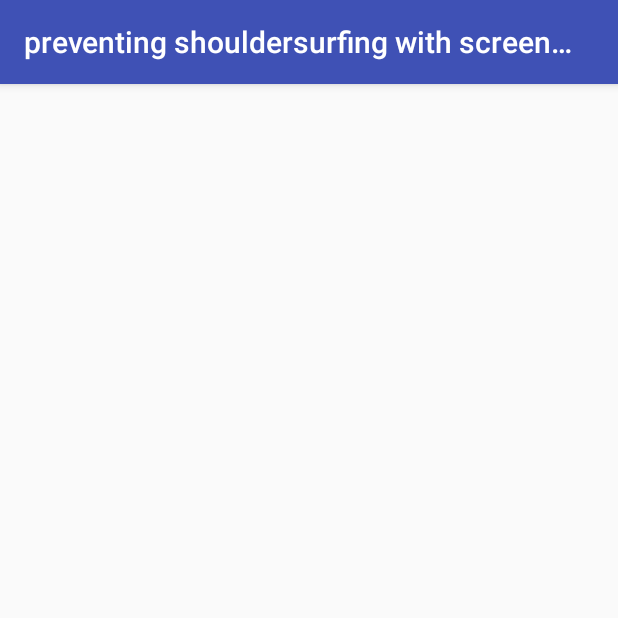
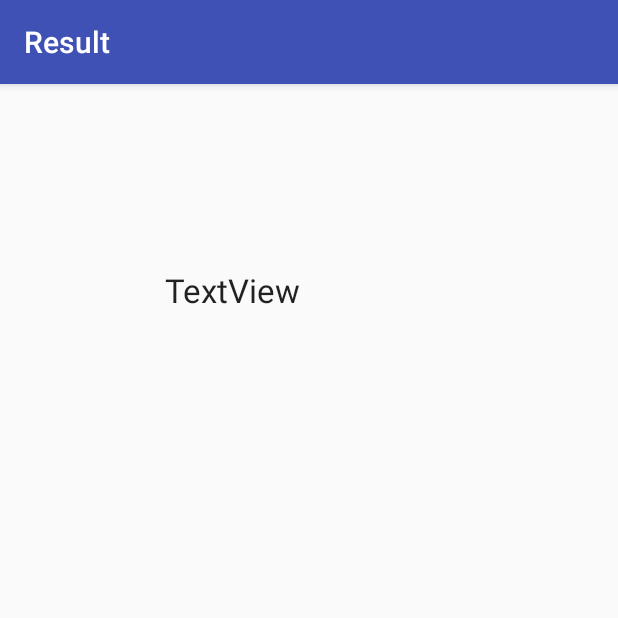
Before and after one commit to ShoFurukawa/preventingshouldersurfingwithscreenmovement, an Android app: the Result screen opened directly, with no data from a screen before it, on a phone screen of 412 x 824 dp, the top half of it. Run offline under Robolectric (Android 15) with nearby library versions, the phone set to English and light mode, and no system bars.

Commit message:
加算型PIN完成

```diff
--- a/app/src/main/java/com/application/shohei/preventingshouldersurfingwithscreenmovement/Result.kt
+++ b/app/src/main/java/com/application/shohei/preventingshouldersurfingwithscreenmovement/Result.kt
@@ -2,12 +2,25 @@ package com.application.shohei.preventingshouldersurfingwithscreenmovement
 
 import android.support.v7.app.AppCompatActivity
 import android.os.Bundle
+import kotlinx.android.synthetic.main.activity_result.*
 
 class Result : AppCompatActivity() {
 
     override fun onCreate(savedInstanceState: Bundle?) {
         super.onCreate(savedInstanceState)
         setContentView(R.layout.activity_result)
+        title = "Result"
 
+        //string.xmlの中のリソースは数字として扱われる
+        val result = intent.getIntExtra("result", 0)
+        //Toast.makeText(this, result, Toast.LENGTH_LONG).show()
+        when (result) {
+            R.string.result_success -> {
+                resultLabel.setText(R.string.result_success)
+            }
+            R.string.result_failed -> {
+                resultLabel.setText(R.string.result_failed)
+            }
+        }
     }
 }
--- a/app/src/main/res/layout/activity_result.xml
+++ b/app/src/main/res/layout/activity_result.xml
@@ -6,4 +6,15 @@
     android:layout_height="match_parent"
     tools:context=".Result">
 
+    <TextView
+        android:id="@+id/resultLabel"
+        android:layout_width="192dp"
+        android:layout_height="44dp"
+        android:text="TextView"
+        android:textAppearance="@style/TextAppearance.AppCompat.Large"
+        app:layout_constraintBottom_toBottomOf="parent"
+        app:layout_constraintEnd_toEndOf="parent"
+        app:layout_constraintStart_toStartOf="parent"
+        app:layout_constraintTop_toTopOf="parent"
+        app:layout_constraintVertical_bias="0.169" />
 </android.support.constraint.ConstraintLayout>
--- a/app/src/main/res/values/strings.xml
+++ b/app/src/main/res/values/strings.xml
@@ -1,3 +1,5 @@
 <resources>
     <string name="app_name">preventing shouldersurfing with screen movement</string>
+    <string name="result_success">認証成功</string>
+    <string name="result_failed">認証失敗</string>
 </resources>
```
Also changed, not shown: app/src/main/java/com/application/shohei/preventingshouldersurfingwithscreenmovement/MainActivity.kt (+27 -3 lines), app/src/main/java/com/application/shohei/preventingshouldersurfingwithscreenmovement/SetPassword.kt (+5 -4 lines).
